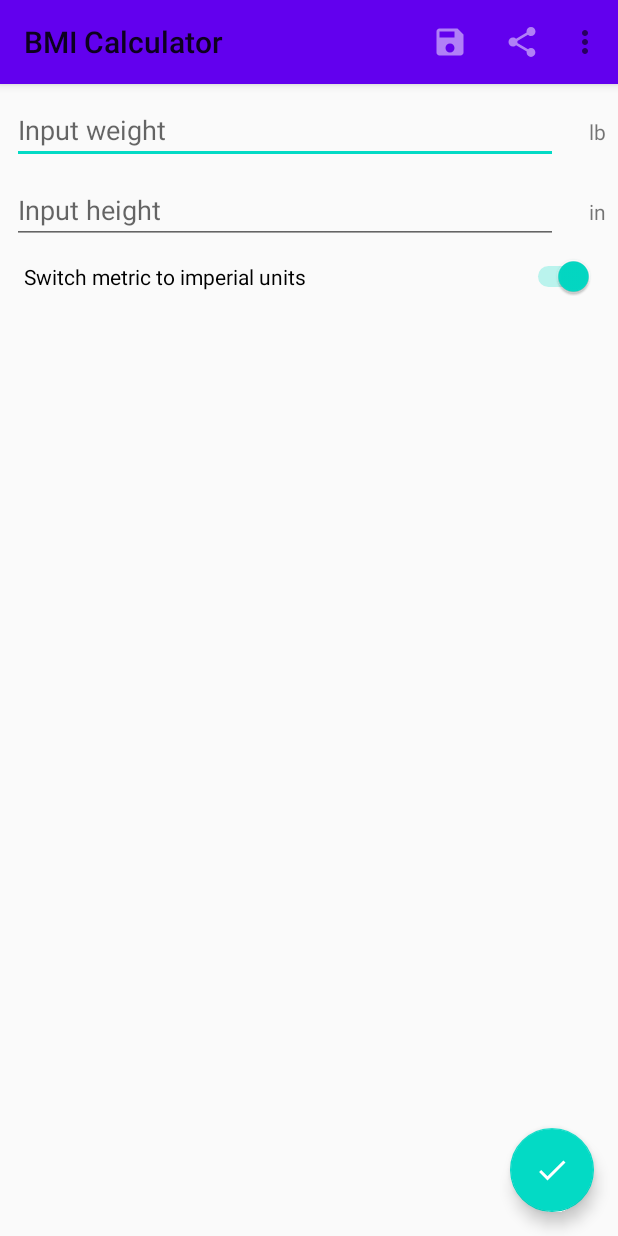
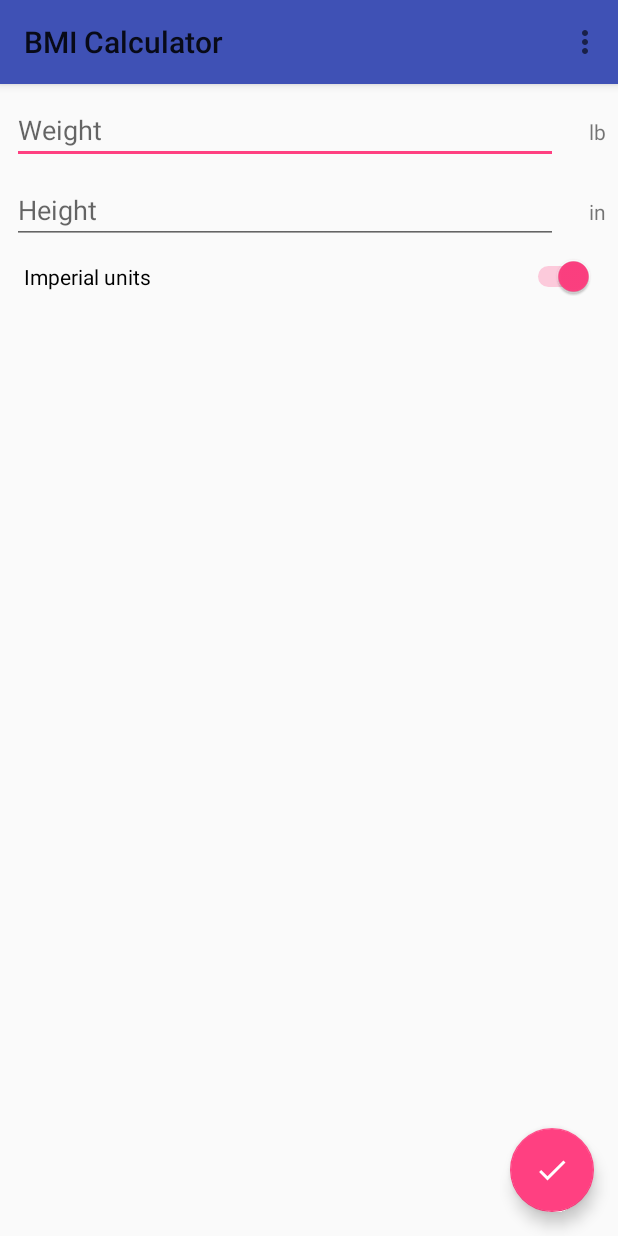
Before and after one commit to regulskimichal/BMICalculator, an Android app: the screen it shows after launch (MainActivity), after a tap on an icon or button, on a phone screen of 412 x 824 dp. Run offline under Robolectric (Android 15) with nearby library versions, the phone set to English and light mode, and no system bars; 1 other tap on this screen came first.

Commit message:
General improvements

```diff
--- a/app/src/main/java/pl/michalregulski/bmicalculator/MainActivity.kt
+++ /dev/null
@@ -1,270 +0,0 @@
-package pl.michalregulski.bmicalculator
-
-import android.content.ClipDescription.MIMETYPE_TEXT_PLAIN
-import android.content.Intent
-import android.content.SharedPreferences
-import android.content.SharedPreferences.Editor
-import android.os.Bundle
-import android.view.Menu
-import android.view.MenuItem
-import android.widget.Toast
-import androidx.appcompat.app.AppCompatActivity
-import androidx.core.widget.doOnTextChanged
-import kotlinx.android.synthetic.main.activity_main.*
-import kotlinx.android.synthetic.main.content_main.*
-import pl.michalregulski.bmicalculator.logic.BMICalculator
-import pl.michalregulski.bmicalculator.logic.ImperialBMICalculator
-import pl.michalregulski.bmicalculator.logic.MetricBMICalculator
-
-class MainActivity : AppCompatActivity() {
-
-    private val metricBMICalc: BMICalculator = MetricBMICalculator()
-    private val imperialBMICalc: BMICalculator = ImperialBMICalculator()
-
-    private var currentBMICalc: BMICalculator = metricBMICalc
-    private var isCorrectWeight = false
-    private var isCorrectHeight = false
-    private var isMetric = false
-    private var bmi = 0.0
-
-    private lateinit var menu: Menu
-    private lateinit var preferences: SharedPreferences
-    private lateinit var preferencesEditor: Editor
-
-    override fun onCreate(savedInstanceState: Bundle?) {
-        super.onCreate(savedInstanceState)
-        setContentView(R.layout.activity_main)
-        setSupportActionBar(toolbar)
-        preferences = getPreferences(0)
-        if (savedInstanceState != null) {
-            isMetric = savedInstanceState.getBoolean("isMetric")
-            setCalculator(isMetric)
-            isCorrectWeight = savedInstanceState.getBoolean("isCorrectWeight")
-            isCorrectHeight = savedInstanceState.getBoolean("isCorrectHeight")
-            bmi = savedInstanceState.getDouble("bmi")
-            setTextViews(bmi)
-        } else {
-            isMetric = preferences.getBoolean("isMetric", true)
-            setCalculator(isMetric)
-            weight_ET.setText(preferences.getString("weight", ""))
-            height_ET.setText(preferences.getString("height", ""))
-            metric_imperial_S.isChecked = !isMetric
-        }
-
-        weight_ET.doOnTextChanged { _: CharSequence?, _: Int, _: Int, _: Int ->
-            weightWatcher()
-        }
-
-        height_ET.doOnTextChanged { _: CharSequence?, _: Int, _: Int, _: Int ->
-            heightWatcher()
-        }
-
-        bmi_value_TV.doOnTextChanged { _: CharSequence?, _: Int, _: Int, _: Int ->
-            bmiWatcher()
-        }
-
-        metric_imperial_S.setOnClickListener {
-            switchClickListener()
-        }
-
-        fab.setOnClickListener {
-            calculateBMI()
-        }
-
-    }
-
-    override fun onCreateOptionsMenu(menu: Menu?): Boolean {
-        if (menu == null) {
-            return false
-        }
-
-        this.menu = menu
-        menuInflater.inflate(R.menu.menu_main, menu)
-        setSaveButtonStatus()
-        setShareButtonStatus()
-        return true
-    }
-
-    override fun onOptionsItemSelected(item: MenuItem): Boolean {
-        return when (item.itemId) {
-            R.id.save -> {
-                persistValues()
-                Toast.makeText(applicationContext, R.string.saved, Toast.LENGTH_SHORT).show()
-                true
-            }
-            R.id.share -> {
-                val textToShare: String = String.format(
-                    resources.configuration.locales[0],
-                    "%s %.2f. %s %s. %s.",
-                    getString(R.string.my_bmi),
-                    bmi,
-                    getString(R.string.i_am),
-                    about(bmi).toLowerCase(),
-                    getString(R.string.sent_via_bmi_calc)
-                )
-                val share = Intent(Intent.ACTION_SEND)
-                    .putExtra(Intent.EXTRA_TEXT, textToShare)
-                    .setType(MIMETYPE_TEXT_PLAIN)
-
-                startActivity(share)
-                true
-            }
-            R.id.clear -> {
-                clearAll()
-                persistValues()
-                Toast.makeText(applicationContext, R.string.cleared, Toast.LENGTH_SHORT).show()
-                true
-            }
-            R.id.about -> {
-                val about = Intent(applicationContext, About::class.java)
-                startActivity(about)
-                true
-            }
-            else -> super.onOptionsItemSelected(item)
-        }
-    }
-
-    override fun onSaveInstanceState(outState: Bundle) {
-        super.onSaveInstanceState(outState)
-        outState.putBoolean("isCorrectWeight", isCorrectWeight)
-        outState.putBoolean("isCorrectHeight", isCorrectHeight)
-        outState.putBoolean("isMetric", isMetric)
-        outState.putDouble("bmi", bmi)
-    }
-
-    private fun weightWatcher() {
-        validateWeight(weight_ET.text.toString())
-        setSaveButtonStatus()
-    }
-
-    private fun heightWatcher() {
-        validateHeight(height_ET.text.toString())
-        setSaveButtonStatus()
-    }
-
-    private fun bmiWatcher() {
-        setShareButtonStatus()
-    }
-
-    private fun switchClickListener() {
-        setCalculator(!metric_imperial_S.isChecked)
-        validateWeight(weight_ET.text.toString())
-        validateHeight(height_ET.text.toString())
-        setSaveButtonStatus()
-    }
-
-    private fun calculateBMI() {
-        val weightString = weight_ET.text.toString()
-        val heightString = height_ET.text.toString()
-        bmi = 0.0
-        if (isCorrectHeight && isCorrectWeight) {
-            val weight = weightString.toDouble()
-            val height = heightString.toDouble()
-            bmi = currentBMICalc.calculateBMI(weight, height)
-        }
-        setTextViews(bmi)
-    }
-
-    private fun validateWeight(weightString: String) {
-        if (weightString != "") {
-            val weight = weightString.toDouble()
-            isCorrectWeight = currentBMICalc.isValidWeight(weight)
-            if (isCorrectWeight) {
-                weight_ET.error = null
-            } else {
-                weight_ET.error = getString(R.string.invalid_weight)
-            }
-        } else {
-            isCorrectWeight = false
-        }
-    }
-
-    private fun validateHeight(heightString: String) {
-        if (heightString != "") {
-            val height = heightString.toDouble()
-            isCorrectHeight = currentBMICalc.isValidHeight(height)
-            if (isCorrectHeight) {
-                height_ET.error = null
-            } else {
-                height_ET.error = getString(R.string.invalid_height)
-            }
-        } else {
-            isCorrectHeight = false
-        }
-    }
-
-    private fun setSaveButtonStatus() {
-        menu.findItem(R.id.save).isEnabled = isCorrectWeight && isCorrectHeight
-    }
-
-    private fun setShareButtonStatus() {
-        menu.findItem(R.id.share).isEnabled = bmi != 0.0
-    }
-
-    private fun clearAll() {
-        weight_ET.setText("")
-        height_ET.setText("")
-        metric_imperial_S.isChecked = false
-        bmi = 0.0
-        setMetric()
-        setTextViews(bmi)
-    }
-
-    private fun persistValues() {
-        preferencesEditor = preferences.edit()
-        preferencesEditor.putString("weight", weight_ET.text.toString())
-        preferencesEditor.putString("height", height_ET.text.toString())
-        preferencesEditor.putBoolean("isMetric", isMetric)
-        preferencesEditor.apply()
-    }
-
-    private fun setCalculator(isMetric: Boolean) {
-        if (isMetric) {
-            setMetric()
-        } else {
-            setImperial()
-        }
-    }
-
-    private fun setMetric() {
-        isMetric = true
-        currentBMICalc = metricBMICalc
-        weight_unit_TV.setText(R.string.metric_weight_unit)
-        height_unit_TV.setText(R.string.metric_height_unit)
-    }
-
-    private fun setImperial() {
-        isMetric = false
-        currentBMICalc = imperialBMICalc
-        weight_unit_TV.setText(R.string.imperial_weight_unit)
-        height_unit_TV.setText(R.string.imperial_height_unit)
-    }
-
-    private fun setTextViews(bmi: Double) {
-        if (bmi == 0.0) {
-            bmi_message_TV.text = ""
-            bmi_value_TV.text = ""
-            bmi_info_TV.text = ""
-        } else {
-            bmi_message_TV.setText(R.string.bmi_message)
-            bmi_value_TV.text = getFormattedBMI(bmi)
-            bmi_info_TV.text = about(bmi)
-        }
-    }
-
-    private fun about(bmi: Double): String {
-        val id = when {
-            bmi > 30 -> R.string.obese
-            bmi > 25 -> R.string.overweight
-            bmi > 18.5 -> R.string.normal_range
-            else -> R.string.underweight
-        }
-
-        return getString(id)
-    }
-
-    private fun getFormattedBMI(bmi: Double): String {
-        return String.format(resources.configuration.locales[0], "%.2f", bmi)
-    }
-
-}
--- /dev/null
+++ b/app/src/main/java/pl/michalregulski/bmicalculator/domain/BMICalculator.kt
@@ -0,0 +1,38 @@
+package pl.michalregulski.bmicalculator.domain
+
+abstract class BMICalculator(
+    private val minWeight: Double,
+    private val maxWeight: Double,
+    private val minHeight: Double,
+    private val maxHeight: Double
+) {
+
+    fun calculateBMI(weight: Double, height: Double) = when {
+        isValidWeight(weight) && isValidHeight(height) -> calculateBMIInternal(weight, height)
+        else -> throw IllegalArgumentException("weight: $weight, height: $height")
+    }
+
+    fun isValidWeight(weight: Double) = weight in minWeight..maxWeight
+
+    fun isValidHeight(height: Double) = height in minHeight..maxHeight
+
+    abstract fun calculateBMIInternal(weight: Double, height: Double): Double
+
+    companion object {
+        private val metricBMICalculator = MetricBMICalculator()
+        private val imperialBMICalculator = ImperialBMICalculator()
+
+        fun get(bmiCalculatorType: BMICalculatorType) = when(bmiCalculatorType) {
+            BMICalculatorType.METRIC -> metricBMICalculator
+            BMICalculatorType.IMPERIAL -> imperialBMICalculator
+        }
+
+        fun getDescription(bmi: Double): BMIStatus = when {
+            bmi > 30 -> BMIStatus.OBESITY
+            bmi > 25 -> BMIStatus.OVERWEIGHT
+            bmi > 18.5 -> BMIStatus.NORMAL
+            else -> BMIStatus.UNDERWEIGHT
+        }
+    }
+
+}
--- /dev/null
+++ b/app/src/main/java/pl/michalregulski/bmicalculator/domain/BMICalculatorType.kt
@@ -0,0 +1,13 @@
+package pl.michalregulski.bmicalculator.domain
+
+import pl.michalregulski.bmicalculator.R
+
+enum class BMICalculatorType(
+    val weightDescriptionId: Int,
+    val heightDescriptionId: Int
+) {
+
+    IMPERIAL(R.string.imperial_weight_unit, R.string.imperial_height_unit),
+    METRIC(R.string.metric_weight_unit, R.string.metric_height_unit)
+
+}
--- a/app/src/main/java/pl/michalregulski/bmicalculator/logic/ImperialBMICalculator.kt
+++ b/app/src/main/java/pl/michalregulski/bmicalculator/domain/ImperialBMICalculator.kt
@@ -1,12 +1,8 @@
-package pl.michalregulski.bmicalculator.logic
+package pl.michalregulski.bmicalculator.domain
 
-class ImperialBMICalculator : BMICalculator() {
+class ImperialBMICalculator : BMICalculator(MIN_WEIGHT, MAX_WEIGHT, MIN_HEIGHT, MAX_HEIGHT) {
 
     override fun calculateBMIInternal(weight: Double, height: Double) = weight * 703 / (height * height)
-
-    override fun isValidWeight(weight: Double) = weight in MIN_WEIGHT..MAX_WEIGHT
-
-    override fun isValidHeight(height: Double) = height in MIN_HEIGHT..MAX_HEIGHT
 
     companion object {
         private const val MIN_WEIGHT = 20.0
--- a/app/src/main/java/pl/michalregulski/bmicalculator/logic/MetricBMICalculator.kt
+++ b/app/src/main/java/pl/michalregulski/bmicalculator/domain/MetricBMICalculator.kt
@@ -1,12 +1,8 @@
-package pl.michalregulski.bmicalculator.logic
+package pl.michalregulski.bmicalculator.domain
 
-class MetricBMICalculator : BMICalculator() {
+class MetricBMICalculator : BMICalculator(MIN_WEIGHT, MAX_WEIGHT, MIN_HEIGHT, MAX_HEIGHT) {
 
     override fun calculateBMIInternal(weight: Double, height: Double) = weight * 10000 / (height * height)
-
-    override fun isValidWeight(weight: Double) = weight in MIN_WEIGHT..MAX_WEIGHT
-
-    override fun isValidHeight(height: Double) = height in MIN_HEIGHT..MAX_HEIGHT
 
     companion object {
         private const val MIN_WEIGHT = 10.0
--- a/app/src/main/java/pl/michalregulski/bmicalculator/logic/BMICalculator.kt
+++ /dev/null
@@ -1,18 +0,0 @@
-package pl.michalregulski.bmicalculator.logic
-
-abstract class BMICalculator {
-
-    fun calculateBMI(weight: Double, height: Double): Double {
-        return when {
-            isValidWeight(weight) && isValidHeight(height) -> calculateBMIInternal(weight, height)
-            else -> throw IllegalArgumentException("weight: $weight, height: $height")
-        }
-    }
-
-    abstract fun calculateBMIInternal(weight: Double, height: Double): Double
-
-    abstract fun isValidWeight(weight: Double): Boolean
-
-    abstract fun isValidHeight(height: Double): Boolean
-
-}
--- /dev/null
+++ b/app/src/main/java/pl/michalregulski/bmicalculator/ui/MainActivity.kt
@@ -0,0 +1,151 @@
+package pl.michalregulski.bmicalculator.ui
+
+import android.content.Intent
+import android.os.Bundle
+import android.view.Menu
+import android.view.MenuItem
+import androidx.appcompat.app.AppCompatActivity
+import androidx.core.widget.doOnTextChanged
+import kotlinx.android.synthetic.main.activity_main.*
+import kotlinx.android.synthetic.main.content_main.*
+import pl.michalregulski.bmicalculator.R
+import pl.michalregulski.bmicalculator.domain.*
+
+class MainActivity : AppCompatActivity() {
+
+    private var bmiCalculatorType = BMICalculatorType.METRIC
+    private var bmiCalculator = BMICalculator.get(bmiCalculatorType)
+
+    private var bmi = 0.0
+    private var isCorrectWeight = false
+    private var isCorrectHeight = false
+
+    private lateinit var menu: Menu
+
+    override fun onCreate(savedInstanceState: Bundle?) {
+        super.onCreate(savedInstanceState)
+        setContentView(R.layout.activity_main)
+        setSupportActionBar(toolbar)
+
+        weight_ET.doOnTextChanged { _: CharSequence?, _: Int, _: Int, _: Int ->
+            weightWatcher()
+        }
+
+        height_ET.doOnTextChanged { _: CharSequence?, _: Int, _: Int, _: Int ->
+            heightWatcher()
+        }
+
+        bmi_calculator_type_switch.setOnClickListener {
+            switchClickListener()
+        }
+
+        fab.setOnClickListener {
+            calculateBMI()
+        }
+
+    }
+
+    override fun onCreateOptionsMenu(menu: Menu?): Boolean {
+        if (menu == null) {
+            return false
+        }
+
+        this.menu = menu
+        menuInflater.inflate(R.menu.menu_main, menu)
+        return true
+    }
+
+    override fun onOptionsItemSelected(item: MenuItem): Boolean {
+        return when (item.itemId) {
+            R.id.about -> {
+                val about = Intent(applicationContext, About::class.java)
+                startActivity(about)
+                true
+            }
+            else -> super.onOptionsItemSelected(item)
+        }
+    }
+
+    private fun weightWatcher() {
+        validateWeight(weight_ET.text.toString())
+    }
+
+    private fun heightWatcher() {
+        validateHeight(height_ET.text.toString())
+    }
+
+    private fun switchClickListener() {
+        val bmiCalculatorType = if (bmi_calculator_type_switch.isChecked) {
+            BMICalculatorType.IMPERIAL
+        } else {
+            BMICalculatorType.METRIC
+        }
+        setCalculatorType(bmiCalculatorType)
+        validateWeight(weight_ET.text.toString())
+        validateHeight(height_ET.text.toString())
+    }
+
+    private fun calculateBMI() {
+        val weightString = weight_ET.text.toString()
+        val heightString = height_ET.text.toString()
+        bmi = 0.0
+        if (isCorrectHeight && isCorrectWeight) {
+            val weight = weightString.toDouble()
+            val height = heightString.toDouble()
+            bmi = bmiCalculator.calculateBMI(weight, height)
+        }
+        setTextViews(bmi)
+    }
+
+    private fun validateWeight(weightString: String) {
+        if (weightString != "") {
+            val weight = weightString.toDouble()
+            isCorrectWeight = bmiCalculator.isValidWeight(weight)
+            if (isCorrectWeight) {
+                weight_ET.error = null
+            } else {
+                weight_ET.error = getString(R.string.invalid_weight)
+            }
+        } else {
+            isCorrectWeight = false
+        }
+    }
+
+    private fun validateHeight(heightString: String) {
+        if (heightString != "") {
+            val height = heightString.toDouble()
+            isCorrectHeight = bmiCalculator.isValidHeight(height)
+            if (isCorrectHeight) {
+                height_ET.error = null
+            } else {
+                height_ET.error = getString(R.string.invalid_height)
+            }
+        } else {
+            isCorrectHeight = false
+        }
+    }
+
+    private fun setCalculatorType(bmiCalculatorType: BMICalculatorType) {
+        this.bmiCalculatorType = bmiCalculatorType
+        this.bmiCalculator = BMICalculator.get(bmiCalculatorType)
+        weight_unit_TV.setText(bmiCalculatorType.weightDescriptionId)
+        height_unit_TV.setText(bmiCalculatorType.heightDescriptionId)
+    }
+
+    private fun setTextViews(bmi: Double) {
+        if (bmi == 0.0) {
+            bmi_message_TV.text = ""
+            bmi_value_TV.text = ""
+            bmi_info_TV.text = ""
+        } else {
+            bmi_message_TV.setText(R.string.bmi_message)
+            bmi_value_TV.text = getFormattedBMI(bmi)
+            bmi_info_TV.setText(BMICalculator.getDescription(bmi).descriptionId)
+        }
+    }
+
+    private fun getFormattedBMI(bmi: Double): String {
+        return String.format(resources.configuration.locales[0], "%.2f", bmi)
+    }
+
+}
--- a/app/src/main/res/layout/activity_about.xml
+++ b/app/src/main/res/layout/activity_about.xml
@@ -4,7 +4,7 @@
     xmlns:tools="http://schemas.android.com/tools"
     android:layout_width="match_parent"
     android:layout_height="match_parent"
-    tools:context=".About">
+    tools:context=".ui.About">
 
     <com.google.android.material.appbar.AppBarLayout
         android:layout_width="match_parent"
--- a/app/src/main/res/layout/activity_main.xml
+++ b/app/src/main/res/layout/activity_main.xml
@@ -4,7 +4,7 @@
     xmlns:tools="http://schemas.android.com/tools"
     android:layout_width="match_parent"
     android:layout_height="match_parent"
-    tools:context=".MainActivity">
+    tools:context=".ui.MainActivity">
 
     <com.google.android.material.appbar.AppBarLayout
         android:layout_width="match_parent"
--- a/app/src/main/res/layout/content_about.xml
+++ b/app/src/main/res/layout/content_about.xml
@@ -5,7 +5,7 @@
     android:layout_width="match_parent"
     android:layout_height="match_parent"
     android:padding="@dimen/margin"
-    tools:context=".About"
+    tools:context=".ui.About"
     tools:showIn="@layout/activity_about"
     app:layout_behavior="@string/appbar_scrolling_view_behavior">
 
--- a/app/src/main/res/layout/content_main.xml
+++ b/app/src/main/res/layout/content_main.xml
@@ -5,7 +5,7 @@
     android:layout_width="match_parent"
     android:layout_height="match_parent"
     android:padding="@dimen/margin"
-    tools:context=".MainActivity"
+    tools:context=".ui.MainActivity"
     tools:showIn="@layout/activity_main"
     app:layout_behavior="@string/appbar_scrolling_view_behavior">
 
@@ -57,7 +57,7 @@
         app:layout_constraintStart_toEndOf="@+id/height_ET" />
 
     <Switch
-        android:id="@+id/metric_imperial_S"
+        android:id="@+id/bmi_calculator_type_switch"
         android:layout_width="0dp"
         android:layout_height="wrap_content"
         android:layout_marginBottom="@dimen/margin"
--- a/app/src/main/res/menu/menu_main.xml
+++ b/app/src/main/res/menu/menu_main.xml
@@ -2,28 +2,6 @@
     xmlns:app="http://schemas.android.com/apk/res-auto"
     xmlns:tools="http://schemas.android.com/tools"
     tools:context="swim.regulski.myapplication.MainActivity">
-
-    <item
-        android:id="@+id/save"
-        android:enabled="false"
-        android:icon="@drawable/ic_save_24dp"
-        android:orderInCategory="1"
-        android:title="@string/save"
-        app:showAsAction="ifRoom" />
-
-    <item
-        android:id="@+id/share"
-        android:enabled="false"
-        android:icon="@drawable/ic_share_24dp"
-        android:orderInCategory="2"
-        android:title="@string/share"
-        app:showAsAction="ifRoom" />
-
-    <item
-        android:id="@+id/clear"
-        android:orderInCategory="3"
-        android:title="@string/clear"
-        app:showAsAction="never" />
 
     <item
         android:id="@+id/about"
--- a/app/src/main/res/values/colors.xml
+++ b/app/src/main/res/values/colors.xml
@@ -1,6 +1,6 @@
 <?xml version="1.0" encoding="utf-8"?>
 <resources>
-    <color name="colorPrimary">#6200EE</color>
-    <color name="colorPrimaryDark">#3700B3</color>
-    <color name="colorAccent">#03DAC5</color>
+    <color name="colorPrimary">#3F51B5</color>
+    <color name="colorPrimaryDark">#303F9F</color>
+    <color name="colorAccent">#FF4081</color>
 </resources>
--- a/app/src/main/res/values/strings.xml
+++ b/app/src/main/res/values/strings.xml
@@ -1,30 +1,22 @@
+<?xml version="1.0" encoding="utf-8"?>
 <resources>
     <string name="app_name">BMI Calculator</string>
     <string name="about">About</string>
-    <string name="calc_BMI">Calculate my BMI</string>
-    <string name="height_hint">Input height</string>
-    <string name="weight_hint">Input weight</string>
-    <string name="label_switch">Switch metric to imperial units</string>
+    <string name="label_switch">Imperial units</string>
+    <string name="weight_hint">Weight</string>
+    <string name="height_hint">Height</string>
     <string name="metric_weight_unit">kg</string>
     <string name="metric_height_unit">cm</string>
+    <string name="imperial_weight_unit">lb</string>
     <string name="imperial_height_unit">in</string>
-    <string name="imperial_weight_unit">lb</string>
     <string name="bmi_message">Your BMI:</string>
     <string name="invalid_weight">Invalid weight</string>
     <string name="invalid_height">Invalid height</string>
+    <string name="obesity">Obesity</string>
+    <string name="overweight">Overweight</string>
+    <string name="normal_range">Normal range</string>
     <string name="underweight">Underweight</string>
-    <string name="normal_range">Normal range</string>
-    <string name="overweight">Overweight</string>
-    <string name="obese">Obese</string>
-    <string name="title_activity_about">About</string>
-    <string name="share">Share</string>
-    <string name="my_bmi">My BMI is</string>
-    <string name="i_am">I am</string>
-    <string name="sent_via_bmi_calc">Sent via BMI Calculator</string>
-    <string name="save">Save preferences</string>
-    <string name="clear">Clear preferences</string>
-    <string name="cleared">Preferences have been cleared</string>
-    <string name="saved">Preferences have been saved</string>
     <string name="about_me">Hello,\nMy name is Michał. I\'m Computer Science student of Wrocław University of Science and Technology. My hobby is chemistry and math. I\'m really into cutting edge technologies and Java programming. I hope you\'ll enjoy my first android app :) If you have any questions, you can email me tapping pink button on the bottom of this page.</string>
     <string name="photo">Photo</string>
+    <string name="email_subject">Question from BMI Calculator</string>
 </resources>
--- a/app/src/main/res/values/styles.xml
+++ b/app/src/main/res/values/styles.xml
@@ -1,6 +1,6 @@
+<?xml version="1.0" encoding="utf-8"?>
 <resources>
-
-    <style name="AppTheme" parent="Theme.AppCompat.Light.DarkActionBar">
+    <style name="AppTheme" parent="Theme.AppCompat.Light.NoActionBar">
         <item name="colorPrimary">@color/colorPrimary</item>
         <item name="colorPrimaryDark">@color/colorPrimaryDark</item>
         <item name="colorAccent">@color/colorAccent</item>
@@ -8,5 +8,4 @@
         <item name="windowActionBar">false</item>
         <item name="windowNoTitle">true</item>
     </style>
-
 </resources>
```
Also changed, not shown: app/src/main/AndroidManifest.xml (+9 -2 lines), app/src/main/java/pl/michalregulski/bmicalculator/About.kt (deleted, +0 -26 lines), app/src/main/java/pl/michalregulski/bmicalculator/domain/BMIStatus.kt (added, +14 -0 lines), app/src/main/java/pl/michalregulski/bmicalculator/ui/About.kt (added, +42 -0 lines), 1 other file.
